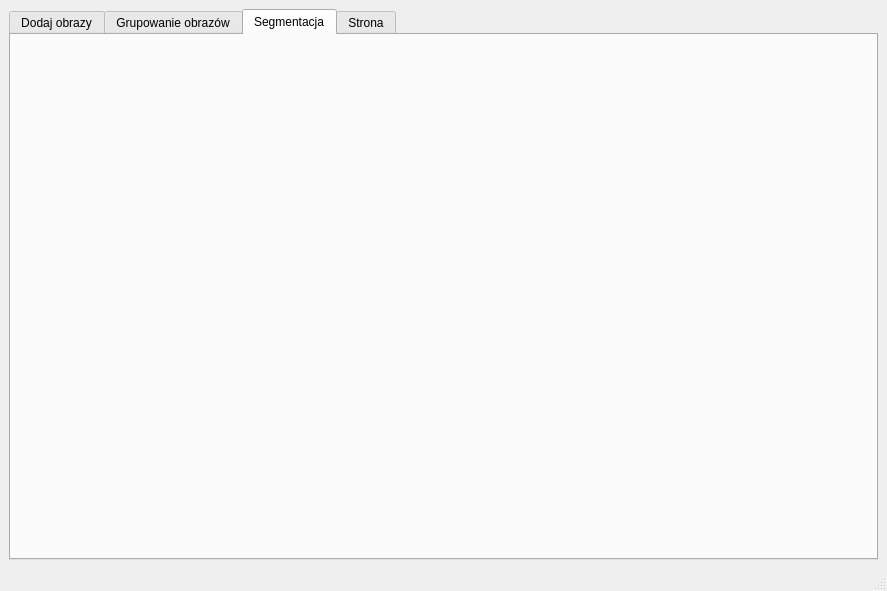
Above: gui/designer.ui from wranidlo/ImageSegmentation before the change. Below: the same form after it.
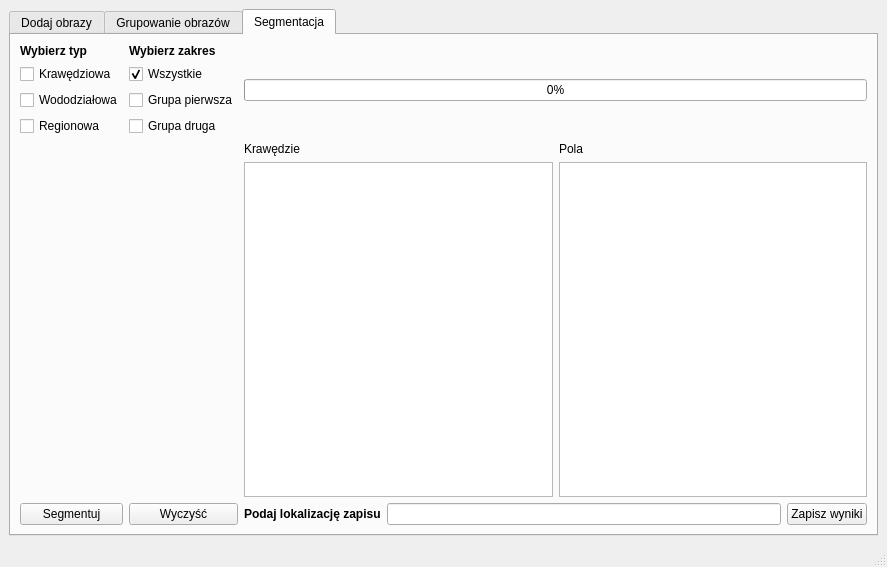
That is the form after the change. The open tabs and pages were chosen to show the change.

```diff
--- a/gui/designer.ui
+++ b/gui/designer.ui
@@ -7,7 +7,7 @@
     <x>0</x>
     <y>0</y>
     <width>887</width>
-    <height>591</height>
+    <height>567</height>
    </rect>
   </property>
   <property name="windowTitle">
@@ -343,22 +343,172 @@
        <attribute name="title">
         <string>Segmentacja</string>
        </attribute>
-       <widget class="QWidget" name="gridLayoutWidget">
-        <property name="geometry">
-         <rect>
-          <x>10</x>
-          <y>10</y>
-          <width>691</width>
-          <height>491</height>
-         </rect>
-        </property>
-        <layout class="QGridLayout" name="gridLayout_4"/>
-       </widget>
-      </widget>
-      <widget class="QWidget" name="tab">
-       <attribute name="title">
-        <string>Strona</string>
-       </attribute>
+       <layout class="QGridLayout" name="gridLayout_3">
+        <item row="0" column="1">
+         <layout class="QVBoxLayout" name="verticalLayout_3">
+          <item>
+           <widget class="QLabel" name="label_7">
+            <property name="font">
+             <font>
+              <weight>75</weight>
+              <bold>true</bold>
+             </font>
+            </property>
+            <property name="text">
+             <string>Wybierz zakres</string>
+            </property>
+           </widget>
+          </item>
+          <item>
+           <widget class="QCheckBox" name="check_box_all">
+            <property name="text">
+             <string>Wszystkie</string>
+            </property>
+            <property name="checked">
+             <bool>true</bool>
+            </property>
+           </widget>
+          </item>
+          <item>
+           <widget class="QCheckBox" name="check_box_a">
+            <property name="text">
+             <string>Grupa pierwsza</string>
+            </property>
+           </widget>
+          </item>
+          <item>
+           <widget class="QCheckBox" name="check_box_b">
+            <property name="text">
+             <string>Grupa druga</string>
+            </property>
+           </widget>
+          </item>
+         </layout>
+        </item>
+        <item row="5" column="1">
+         <widget class="QPushButton" name="button_clear_segment">
+          <property name="text">
+           <string>Wyczyść</string>
+          </property>
+         </widget>
+        </item>
+        <item row="3" column="2">
+         <layout class="QGridLayout" name="gridLayout_4">
+          <item row="0" column="1">
+           <widget class="QLabel" name="label_9">
+            <property name="text">
+             <string>Pola</string>
+            </property>
+           </widget>
+          </item>
+          <item row="0" column="0">
+           <widget class="QLabel" name="label_8">
+            <property name="text">
+             <string>Krawędzie</string>
+            </property>
+           </widget>
+          </item>
+          <item row="1" column="0">
+           <widget class="QListWidget" name="list_edges"/>
+          </item>
+          <item row="1" column="1">
+           <widget class="QListWidget" name="list_regions"/>
+          </item>
+         </layout>
+        </item>
+        <item row="0" column="0">
+         <layout class="QVBoxLayout" name="verticalLayout_2">
+          <item>
+           <widget class="QLabel" name="label_6">
+            <property name="font">
+             <font>
+              <weight>75</weight>
+              <bold>true</bold>
+             </font>
+            </property>
+            <property name="text">
+             <string>Wybierz typ</string>
+            </property>
+           </widget>
+          </item>
+          <item>
+           <widget class="QCheckBox" name="check_box_edge_seg">
+            <property name="text">
+             <string>Krawędziowa</string>
+            </property>
+           </widget>
+          </item>
+          <item>
+           <widget class="QCheckBox" name="check_box_water">
+            <property name="text">
+             <string>Wododziałowa</string>
+            </property>
+           </widget>
+          </item>
+          <item>
+           <widget class="QCheckBox" name="check_box_region">
+            <property name="text">
+             <string>Regionowa</string>
+            </property>
+           </widget>
+          </item>
+         </layout>
+        </item>
+        <item row="3" column="0">
+         <spacer name="verticalSpacer_4">
+          <property name="orientation">
+           <enum>Qt::Vertical</enum>
+          </property>
+          <property name="sizeHint" stdset="0">
+           <size>
+            <width>20</width>
+            <height>40</height>
+           </size>
+          </property>
+         </spacer>
+        </item>
+        <item row="5" column="0">
+         <widget class="QPushButton" name="button_segment">
+          <property name="text">
+           <string>Segmentuj</string>
+          </property>
+         </widget>
+        </item>
+        <item row="5" column="2">
+         <layout class="QHBoxLayout" name="horizontalLayout">
+          <item>
+           <widget class="QLabel" name="label_10">
+            <property name="font">
+             <font>
+              <weight>75</weight>
+              <bold>true</bold>
+             </font>
+            </property>
+            <property name="text">
+             <string>Podaj lokalizację zapisu</string>
+            </property>
+           </widget>
+          </item>
+          <item>
+           <widget class="QLineEdit" name="text_save_location"/>
+          </item>
+          <item>
+           <widget class="QPushButton" name="button_save">
+            <property name="text">
+             <string>Zapisz wyniki</string>
+            </property>
+           </widget>
+          </item>
+         </layout>
+        </item>
+        <item row="0" column="2">
+         <widget class="QProgressBar" name="progress_bar_seg">
+          <property name="value">
+           <number>0</number>
+          </property>
+         </widget>
+        </item>
+       </layout>
       </widget>
      </widget>
     </item>
```
